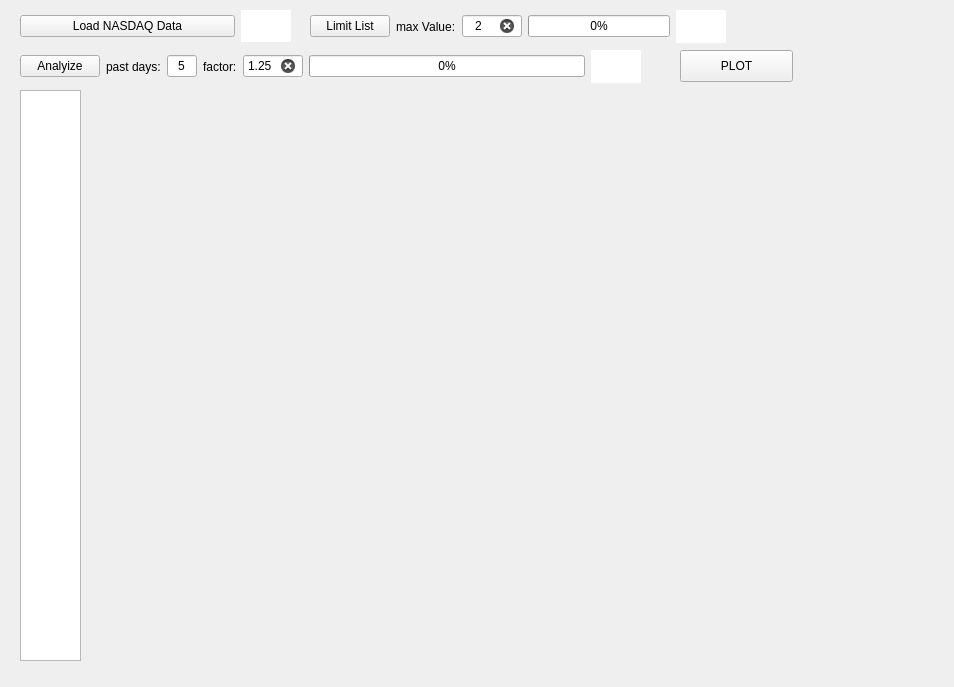
Old version of the form StockerGui.ui in the repository Nanoribbon/Stock.
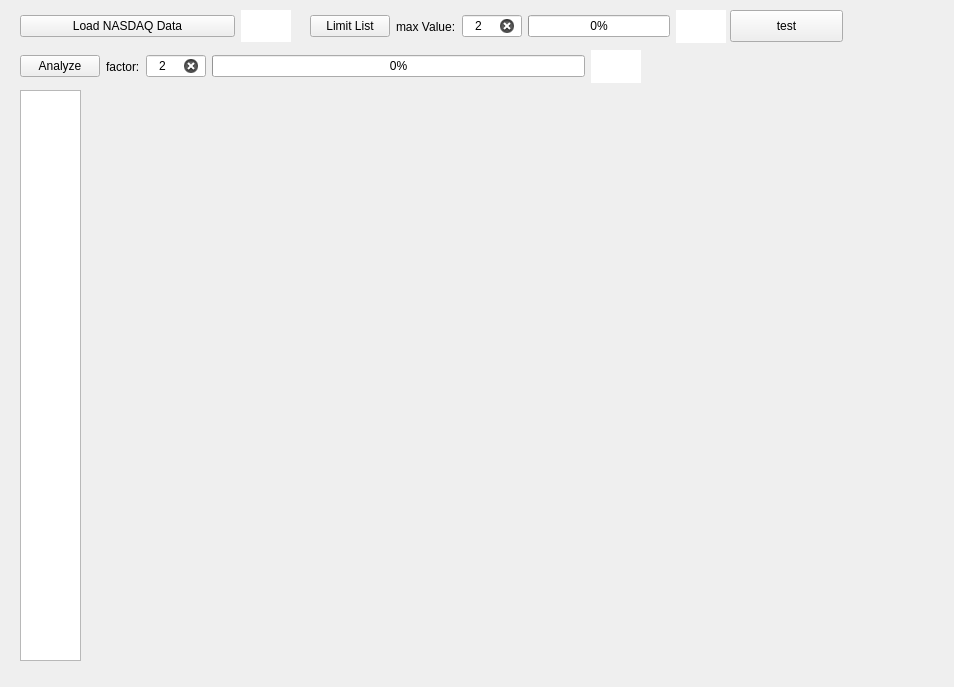
New version of the form.

```diff
--- a/StockerGui.ui
+++ b/StockerGui.ui
@@ -107,36 +107,7 @@
      <item>
       <widget class="QPushButton" name="pushButton_3">
        <property name="text">
-        <string>Analyize</string>
-       </property>
-      </widget>
-     </item>
-     <item>
-      <widget class="QLabel" name="label_6">
-       <property name="text">
-        <string>past days:</string>
-       </property>
-      </widget>
-     </item>
-     <item>
-      <widget class="QLineEdit" name="lineEdit_3">
-       <property name="minimumSize">
-        <size>
-         <width>30</width>
-         <height>0</height>
-        </size>
-       </property>
-       <property name="maximumSize">
-        <size>
-         <width>30</width>
-         <height>16777215</height>
-        </size>
-       </property>
-       <property name="text">
-        <string>5</string>
-       </property>
-       <property name="alignment">
-        <set>Qt::AlignCenter</set>
+        <string>Analyze</string>
        </property>
       </widget>
      </item>
@@ -162,7 +133,7 @@
         </size>
        </property>
        <property name="text">
-        <string>1.25</string>
+        <string>2</string>
        </property>
        <property name="alignment">
         <set>Qt::AlignCenter</set>
@@ -213,19 +184,6 @@
      </rect>
     </property>
    </widget>
-   <widget class="QPushButton" name="pushButton_4">
-    <property name="geometry">
-     <rect>
-      <x>680</x>
-      <y>50</y>
-      <width>113</width>
-      <height>32</height>
-     </rect>
-    </property>
-    <property name="text">
-     <string>PLOT</string>
-    </property>
-   </widget>
    <widget class="QWidget" name="layoutWidget">
     <property name="geometry">
      <rect>
@@ -267,12 +225,25 @@
      </item>
     </layout>
    </widget>
+   <widget class="QPushButton" name="pushButton">
+    <property name="geometry">
+     <rect>
+      <x>730</x>
+      <y>10</y>
+      <width>113</width>
+      <height>32</height>
+     </rect>
+    </property>
+    <property name="text">
+     <string>test</string>
+    </property>
+   </widget>
    <widget class="QWidget" name="layoutWidget">
     <property name="geometry">
      <rect>
-      <x>90</x>
-      <y>90</y>
-      <width>841</width>
+      <x>91</x>
+      <y>91</y>
+      <width>851</width>
       <height>571</height>
      </rect>
     </property>
```
Left out of the diff: 9 changed lines with no effect on the pictures.
